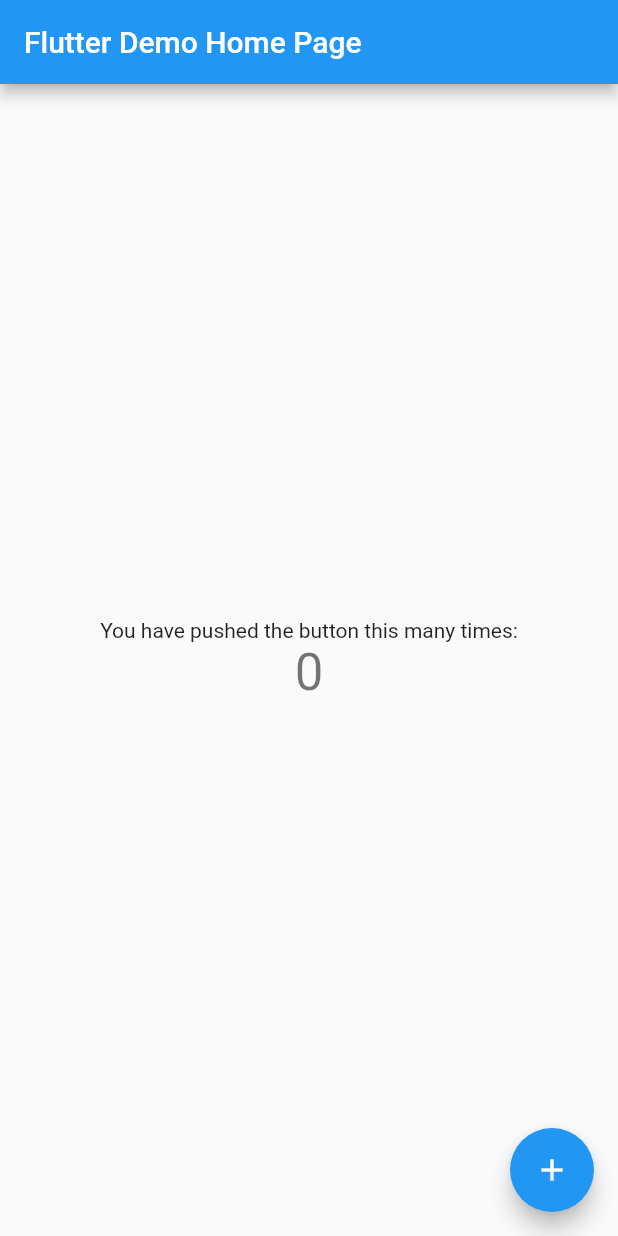
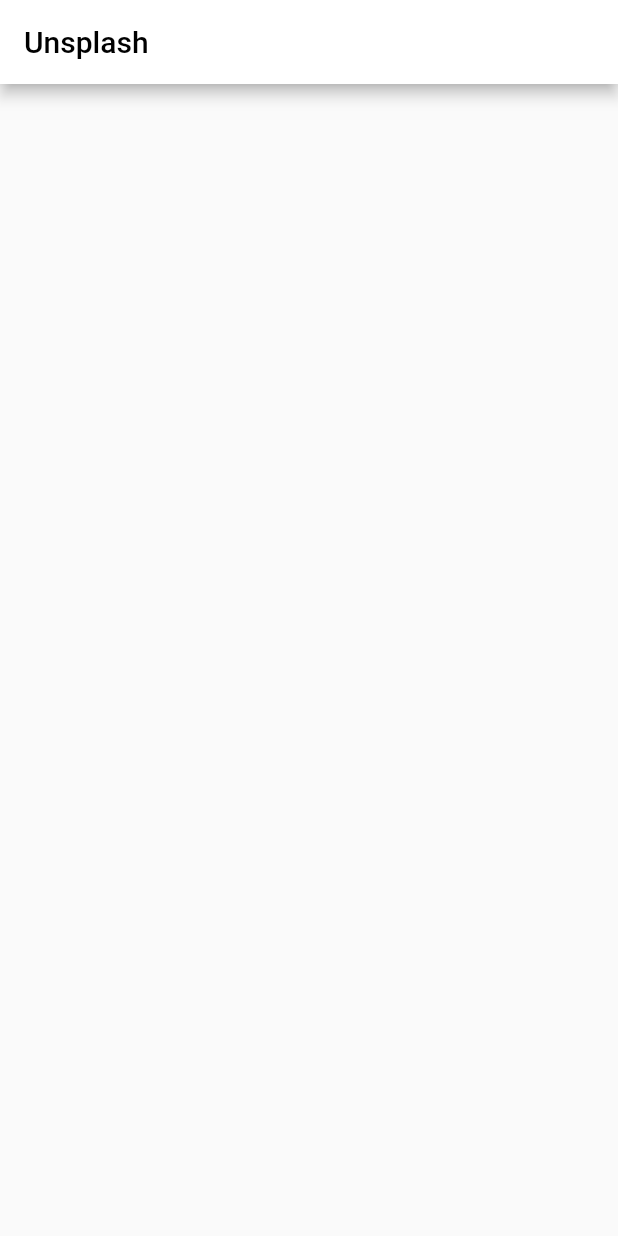
Before and after one commit to aatikakhan/Unsplash-Gallery, a Flutter app: the screen it shows after launch, on a phone screen of 412 x 824 dp. Run offline on Flutter 3.47's test engine with Material 2 defaults, Android fonts, the phone set to English and light mode, and no system bars.

Commit message:
base app

```diff
--- a/lib/main.dart
+++ b/lib/main.dart
@@ -13,34 +13,15 @@
     return MaterialApp(
       title: 'Flutter Demo',
       theme: ThemeData(
-        // This is the theme of your application.
-        //
-        // Try running your application with "flutter run". You'll see the
-        // application has a blue toolbar. Then, without quitting the app, try
-        // changing the primarySwatch below to Colors.green and then invoke
-        // "hot reload" (press "r" in the console where you ran "flutter run",
-        // or simply save your changes to "hot reload" in a Flutter IDE).
-        // Notice that the counter didn't reset back to zero; the application
-        // is not restarted.
         primarySwatch: Colors.blue,
       ),
-      home: const MyHomePage(title: 'Flutter Demo Home Page'),
+      home: const MyHomePage(title: 'Unsplash'),
     );
   }
 }
 
 class MyHomePage extends StatefulWidget {
   const MyHomePage({Key? key, required this.title}) : super(key: key);
-
-  // This widget is the home page of your application. It is stateful, meaning
-  // that it has a State object (defined below) that contains fields that affect
-  // how it looks.
-
-  // This class is the configuration for the state. It holds the values (in this
-  // case the title) provided by the parent (in this case the App widget) and
-  // used by the build method of the State. Fields in a Widget subclass are
-  // always marked "final".
-
   final String title;
 
   @override
@@ -48,68 +29,13 @@
 }
 
 class _MyHomePageState extends State<MyHomePage> {
-  int _counter = 0;
-
-  void _incrementCounter() {
-    setState(() {
-      // This call to setState tells the Flutter framework that something has
-      // changed in this State, which causes it to rerun the build method below
-      // so that the display can reflect the updated values. If we changed
-      // _counter without calling setState(), then the build method would not be
-      // called again, and so nothing would appear to happen.
-      _counter++;
-    });
-  }
-
   @override
   Widget build(BuildContext context) {
-    // This method is rerun every time setState is called, for instance as done
-    // by the _incrementCounter method above.
-    //
-    // The Flutter framework has been optimized to make rerunning build methods
-    // fast, so that you can just rebuild anything that needs updating rather
-    // than having to individually change instances of widgets.
     return Scaffold(
-      appBar: AppBar(
-        // Here we take the value from the MyHomePage object that was created by
-        // the App.build method, and use it to set our appbar title.
-        title: Text(widget.title),
+      appBar: AppBar(backgroundColor: Colors.white,
+        title: Text(widget.title,style: const TextStyle(color: Colors.black),),
       ),
-      body: Center(
-        // Center is a layout widget. It takes a single child and positions it
-        // in the middle of the parent.
-        child: Column(
-          // Column is also a layout widget. It takes a list of children and
-          // arranges them vertically. By default, it sizes itself to fit its
-          // children horizontally, and tries to be as tall as its parent.
-          //
-          // Invoke "debug painting" (press "p" in the console, choose the
-          // "Toggle Debug Paint" action from the Flutter Inspector in Android
-          // Studio, or the "Toggle Debug Paint" command in Visual Studio Code)
-          // to see the wireframe for each widget.
-          //
-          // Column has various properties to control how it sizes itself and
-          // how it positions its children. Here we use mainAxisAlignment to
-          // center the children vertically; the main axis here is the vertical
-          // axis because Columns are vertical (the cross axis would be
-          // horizontal).
-          mainAxisAlignment: MainAxisAlignment.center,
-          children: <Widget>[
-            const Text(
-              'You have pushed the button this many times:',
-            ),
-            Text(
-              '$_counter',
-              style: Theme.of(context).textTheme.headline4,
-            ),
-          ],
-        ),
-      ),
-      floatingActionButton: FloatingActionButton(
-        onPressed: _incrementCounter,
-        tooltip: 'Increment',
-        child: const Icon(Icons.add),
-      ), // This trailing comma makes auto-formatting nicer for build methods.
+      body: Center(child: Container()),
     );
   }
 }
```
